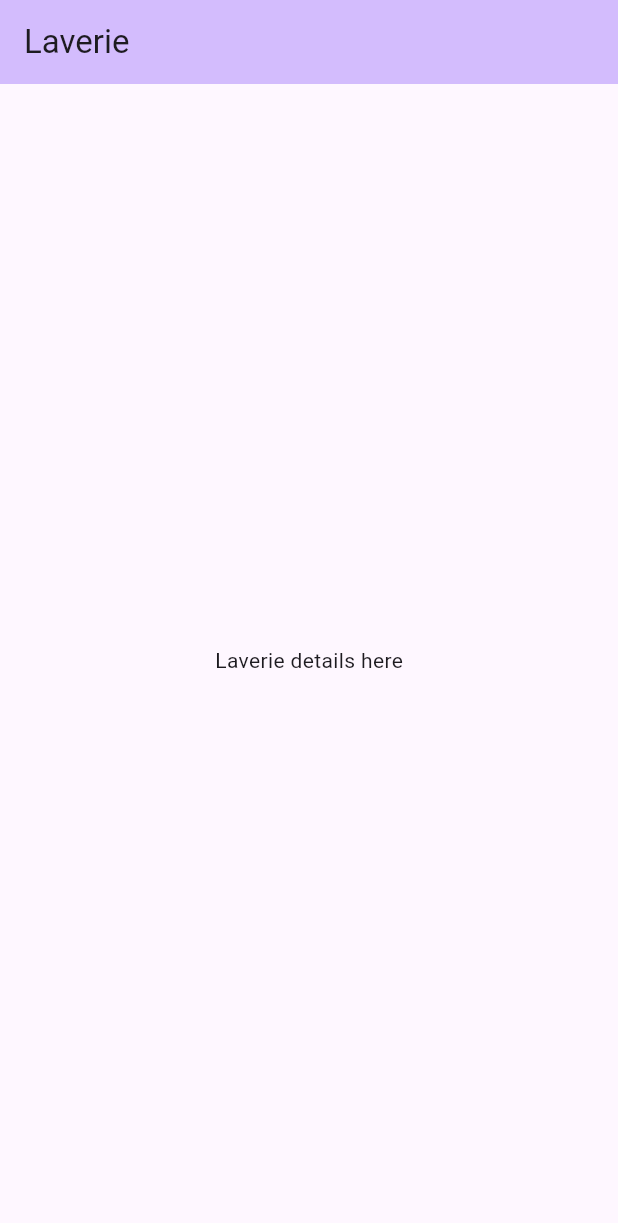
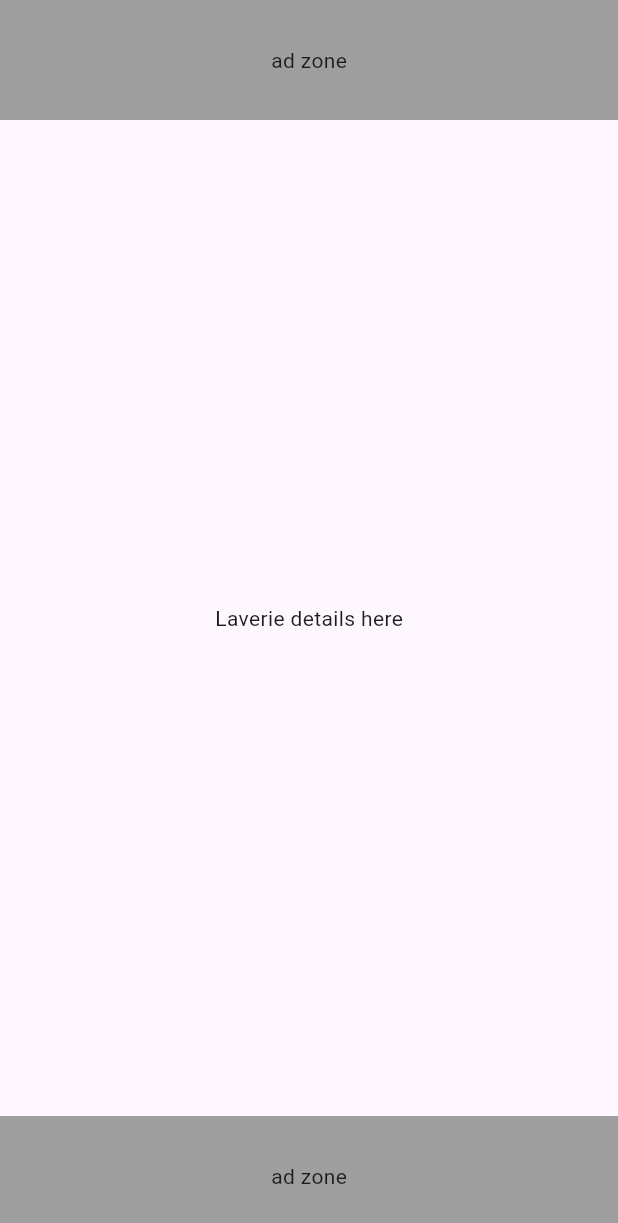
Before and after one commit to Abderrahmane07/Laverie, a Flutter app: the screen it shows after launch, on a phone screen of 412 x 824 dp. Shown: the top 1223 px of the screen. Run offline on Flutter 3.47's test engine with Material 2 defaults, Android fonts, the phone set to English and light mode, and no system bars.

Commit message:
closer look to the prototype

```diff
--- a/lib/home_screen.dart
+++ b/lib/home_screen.dart
@@ -6,16 +6,24 @@ class MyHomePage extends StatelessWidget {
   @override
   Widget build(BuildContext context) {
     return Scaffold(
-      appBar: AppBar(
-        backgroundColor: Theme.of(context).colorScheme.inversePrimary,
-        title: const Text("Laverie"),
-      ),
-      body: const Center(
+      body: Center(
         child: Column(
-          mainAxisAlignment: MainAxisAlignment.center,
+          mainAxisAlignment: MainAxisAlignment.spaceBetween,
           children: [
-            Text(
+            Container(
+              height: 80,
+              width: MediaQuery.of(context).size.width,
+              color: Colors.grey,
+              child: const Center(child: Text('ad zone')),
+            ),
+            const Text(
               'Laverie details here',
+            ),
+            Container(
+              height: 80,
+              width: MediaQuery.of(context).size.width,
+              color: Colors.grey,
+              child: const Center(child: Text('ad zone')),
             ),
           ],
         ),
```
